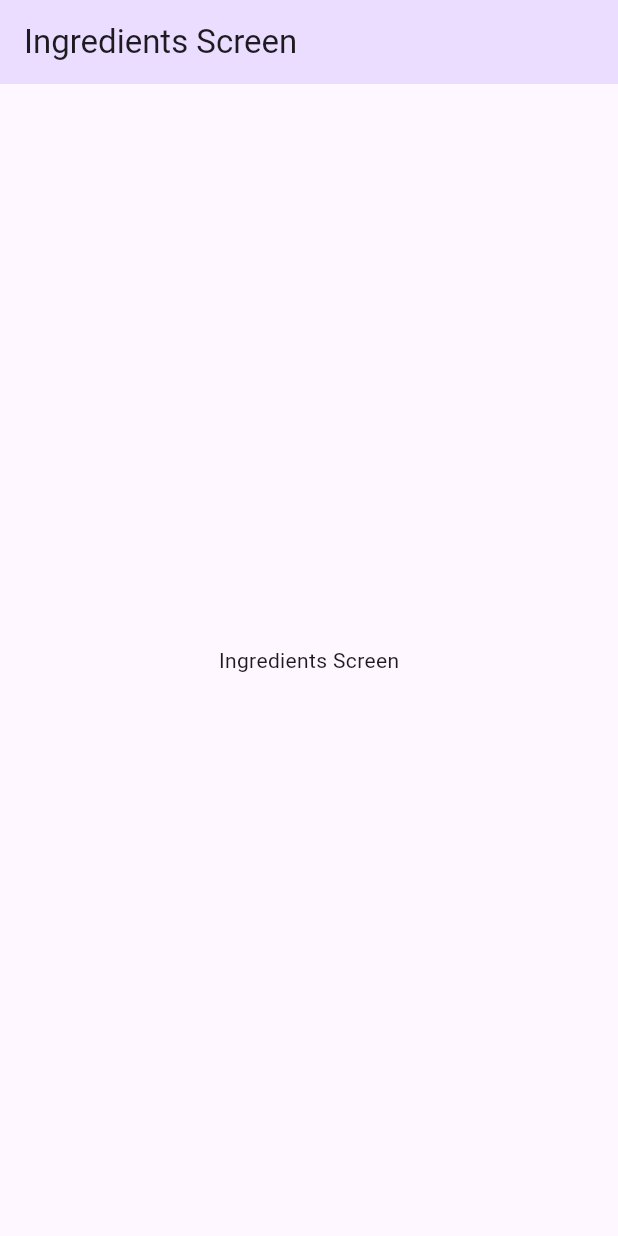
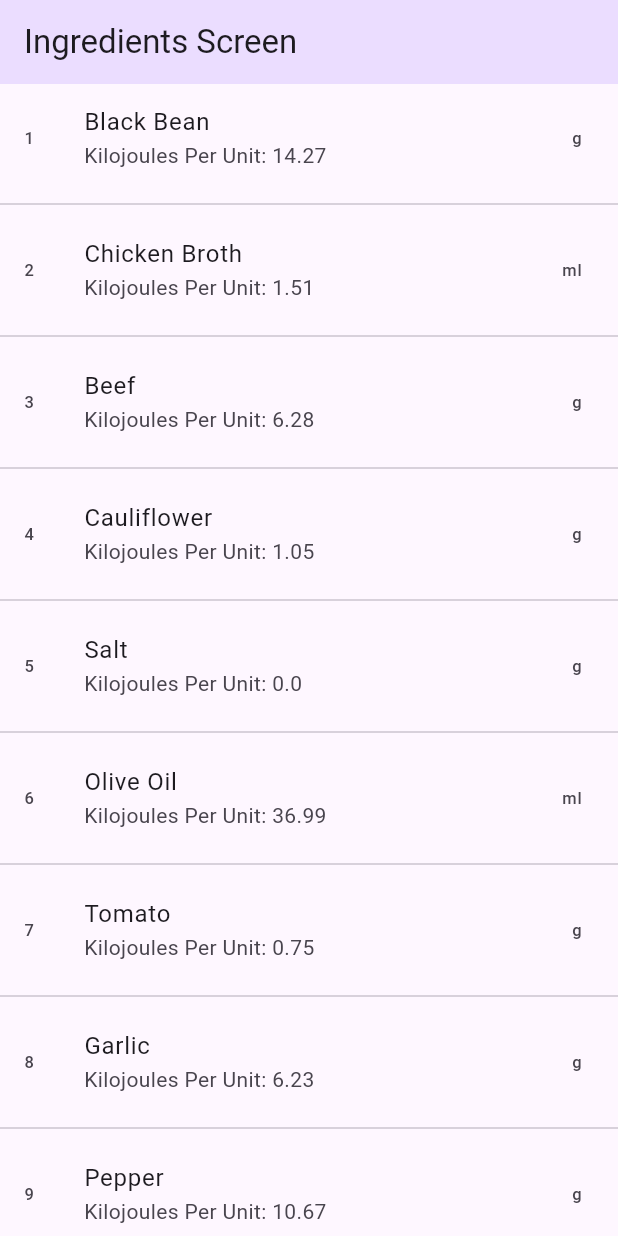
Before and after one commit to 0xharkirat/recipe_app, a Flutter app: the IngredientsScreen screen opened by its route, on a phone screen of 412 x 824 dp. Run offline on Flutter 3.47's test engine with Material 3 defaults, Android fonts, the phone set to English and light mode, and no system bars; our stand-ins replace flutter_riverpod, go_router.

Commit message:
add: ingredients screen & controller with mock data

```diff
--- a/lib/main.dart
+++ b/lib/main.dart
@@ -1,7 +1,9 @@
 import 'package:flutter/material.dart';
+import 'package:flutter_riverpod/flutter_riverpod.dart';
 import 'package:recipe_app/src/core/routing.dart';
+
 void main() {
-  runApp(const MyApp());
+  runApp(ProviderScope(child: const MyApp()));
 }
 
 class MyApp extends StatelessWidget {
@@ -16,7 +18,6 @@ class MyApp extends StatelessWidget {
       theme: ThemeData(
         colorScheme: ColorScheme.fromSeed(seedColor: Colors.deepPurple),
       ),
-
     );
   }
 }
--- a/lib/src/views/screens/ingredients_screen.dart
+++ b/lib/src/views/screens/ingredients_screen.dart
@@ -1,16 +1,32 @@
 import 'package:flutter/material.dart';
+import 'package:flutter_riverpod/flutter_riverpod.dart';
+import 'package:recipe_app/src/controllers/ingredients_controller.dart';
 
-class IngredientsScreen extends StatelessWidget {
+class IngredientsScreen extends ConsumerWidget {
   const IngredientsScreen({super.key});
 
   @override
-  Widget build(BuildContext context) {
+  Widget build(BuildContext context, WidgetRef ref) {
+    final ingredientsController = ref.watch(ingredientsService);
+
     return Scaffold(
       appBar: AppBar(
         title: Text("Ingredients Screen"),
         backgroundColor: Theme.of(context).colorScheme.primaryContainer,
       ),
-      body: Center(child: Text("Ingredients Screen")),
+      body: ListView.separated(
+        separatorBuilder: (_, _) => Divider(),
+        itemCount: ingredientsController.length,
+        itemBuilder: (_, index) {
+          final ing = ingredientsController[index];
+          return ListTile(
+            title: Text(ing.name),
+            leading: Text(ing.id.toString()),
+            subtitle: Text("Kilojoules Per Unit: ${ing.kilojoulesPerUnit}"),
+            trailing: Text(ing.unitOfMeasurement),
+          );
+        },
+      ),
     );
   }
 }
```
Also changed, not shown: lib/src/controllers/ingredients_controller.dart (added, +87 -0 lines), lib/src/models/ingredient_model.dart (added, +20 -0 lines).
